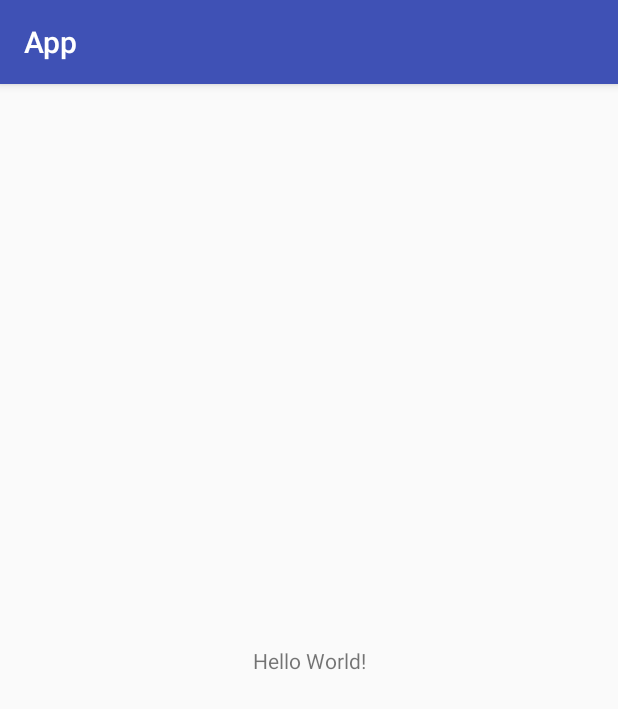
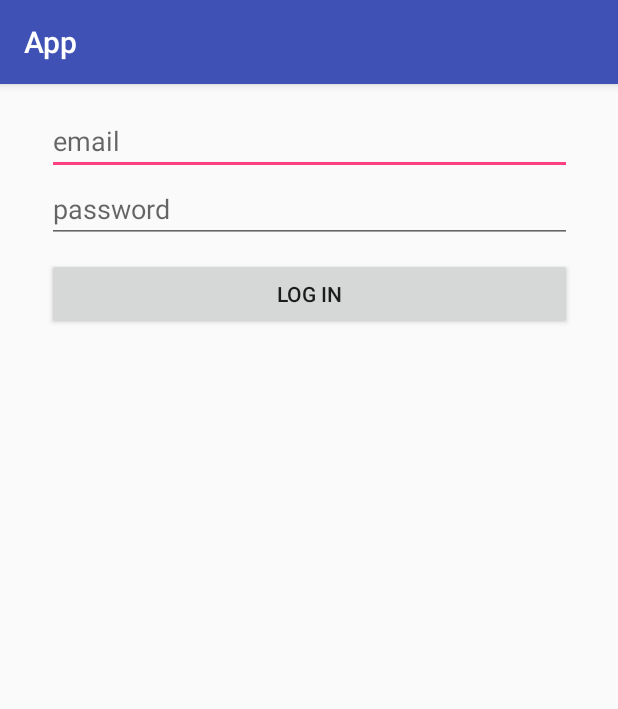
Before and after one commit to DmitriyGordeev/GithubClient, an Android app: the screen it shows after launch (MainActivity), on a phone screen of 412 x 824 dp. Shown: the top 709 px of the screen. Run offline under Robolectric (Android 15) with nearby library versions, the phone set to English and light mode, and no system bars.

Commit message:
basic layout

```diff
--- a/app/src/main/res/layout/activity_main.xml
+++ b/app/src/main/res/layout/activity_main.xml
@@ -7,13 +7,28 @@
         android:layout_height="match_parent"
         tools:context="com.example.app.app.MainActivity">
 
-    <TextView
-            android:layout_width="wrap_content"
-            android:layout_height="wrap_content"
-            android:text="Hello World!"
-            app:layout_constraintBottom_toBottomOf="parent"
-            app:layout_constraintLeft_toLeftOf="parent"
-            app:layout_constraintRight_toRightOf="parent"
-            app:layout_constraintTop_toTopOf="parent"/>
-
+    <LinearLayout
+            android:orientation="vertical"
+            android:layout_width="350dp"
+            android:layout_height="153dp"
+            android:layout_marginEnd="8dp" app:layout_constraintEnd_toEndOf="parent"
+            app:layout_constraintStart_toStartOf="parent" android:layout_marginStart="8dp"
+            app:layout_constraintTop_toTopOf="parent" android:layout_marginTop="15dp">
+        <EditText
+                android:layout_width="match_parent"
+                android:layout_height="wrap_content"
+                android:inputType="textEmailAddress"
+                android:ems="10"
+                android:id="@+id/editText_userEmail" android:hint="@string/user_email_placeholder"/>
+        <EditText
+                android:layout_width="match_parent"
+                android:layout_height="wrap_content"
+                android:inputType="textPassword"
+                android:ems="10"
+                android:id="@+id/editText_userPassword" android:hint="@string/user_password_placeholder"/>
+        <Button
+                android:text="@string/button_login"
+                android:layout_width="match_parent"
+                android:layout_height="wrap_content" android:id="@+id/button_login" android:layout_marginTop="10dp"/>
+    </LinearLayout>
 </android.support.constraint.ConstraintLayout>
--- a/app/src/main/res/values/strings.xml
+++ b/app/src/main/res/values/strings.xml
@@ -1,3 +1,6 @@
 <resources>
     <string name="app_name">App</string>
+    <string name="user_email_placeholder">email</string>
+    <string name="user_password_placeholder">password</string>
+    <string name="button_login">Log in</string>
 </resources>
```
